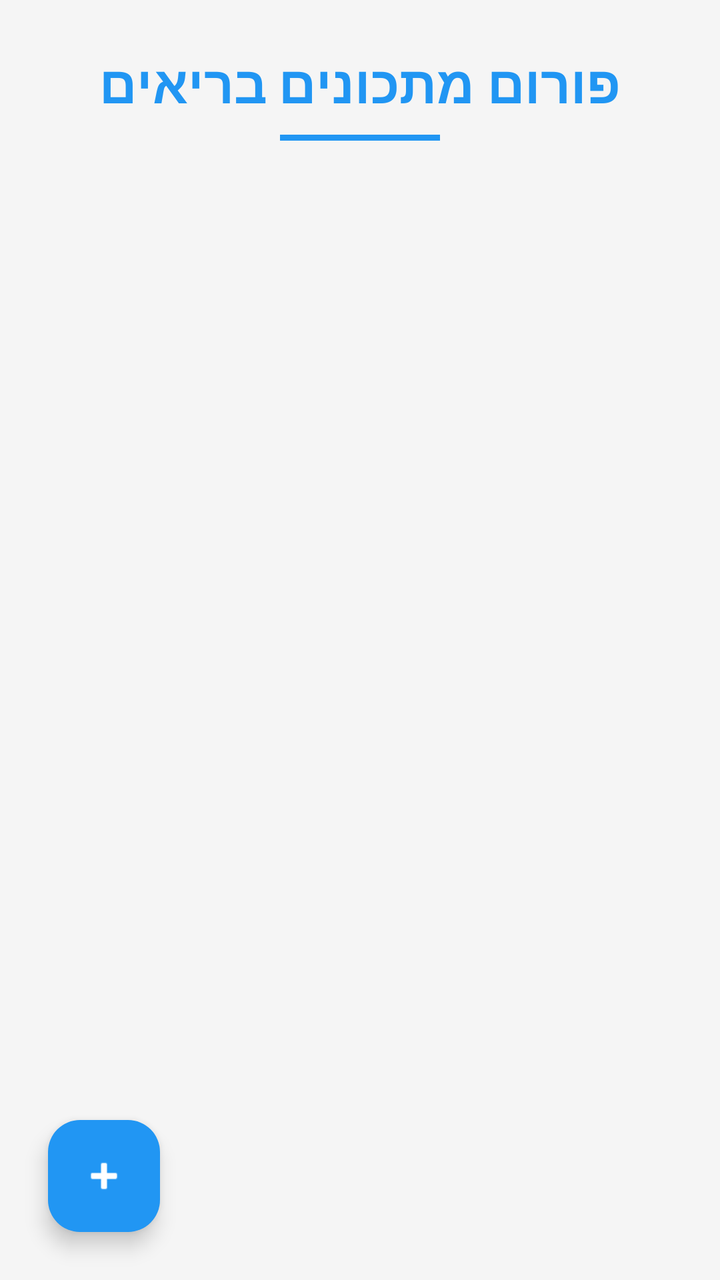
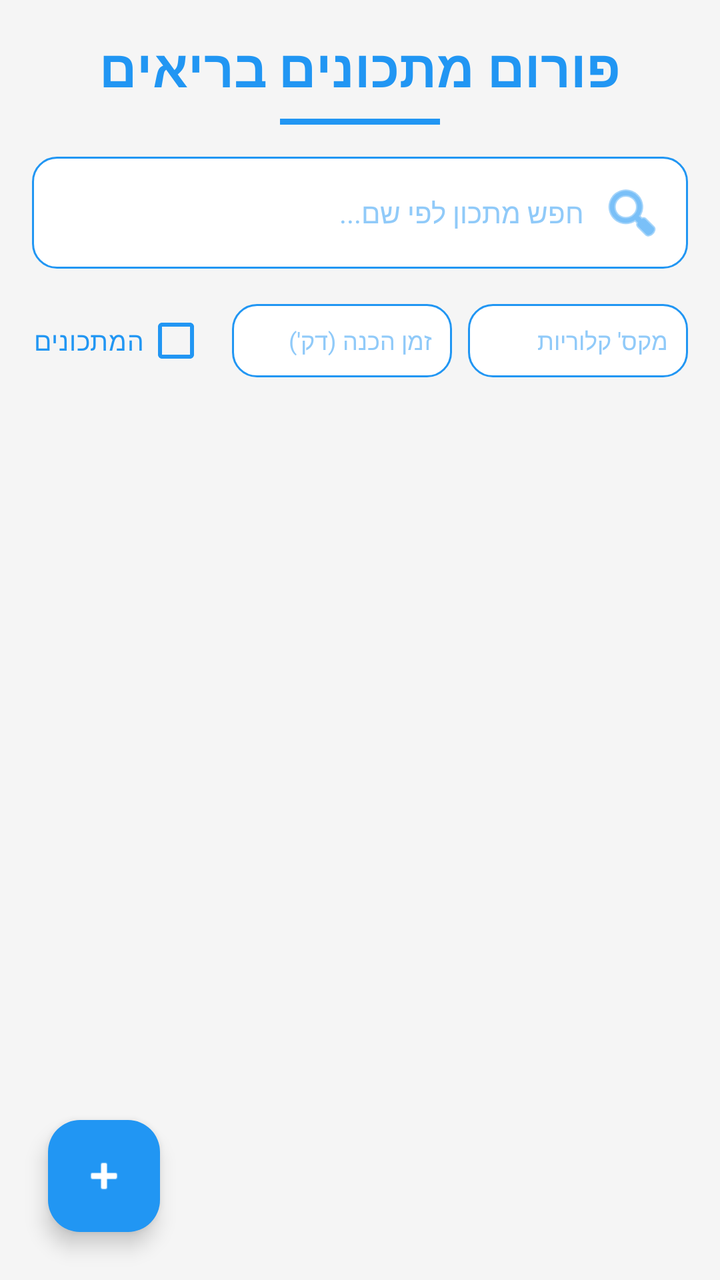

The first picture is an Android layout as it rendered before a commit; the second is the same layout after the commit. The layout source and the unified diff follow.
<!-- AndroidManifest.xml: application theme Theme.FitCoach -->
<!-- res/layout/activity_recipe_forum.xml -->
<?xml version="1.0" encoding="utf-8"?>
<RelativeLayout xmlns:android="http://schemas.android.com/apk/res/android"
    xmlns:app="http://schemas.android.com/apk/res-auto"
    xmlns:tools="http://schemas.android.com/tools"
    android:layout_width="match_parent"
    android:layout_height="match_parent"
    android:background="#F5F5F5"
    android:layoutDirection="rtl"
    tools:context=".screens.RecipeForumActivity">

    <LinearLayout
        android:id="@+id/header_recipes"
        android:layout_width="match_parent"
        android:layout_height="wrap_content"
        android:gravity="center"
        android:orientation="vertical"
        android:padding="24dp">

        <TextView
            android:layout_width="wrap_content"
            android:layout_height="wrap_content"
            android:text="@string/healthy_recipes_forum_title"
            android:textColor="#2196F3"
            android:textSize="26sp"
            android:textStyle="bold" />

        <View
            android:layout_width="80dp"
            android:layout_height="3dp"
            android:layout_marginTop="8dp"
            android:background="#2196F3" />
    </LinearLayout>

    <androidx.recyclerview.widget.RecyclerView
        android:id="@+id/rvRecipes"
        android:layout_width="match_parent"
        android:layout_height="match_parent"
        android:layout_below="@id/header_recipes"
        android:clipToPadding="false"
        android:paddingBottom="16dp" />

    <com.google.android.material.floatingactionbutton.FloatingActionButton
        android:id="@+id/fabAddRecipe"
        android:layout_width="wrap_content"
        android:layout_height="wrap_content"
        android:layout_alignParentEnd="true"
        android:layout_alignParentBottom="true"
        android:layout_margin="24dp"
        android:contentDescription="@null"
        android:src="@android:drawable/ic_input_add"
        app:backgroundTint="#2196F3"
        app:tint="@android:color/white" />

</RelativeLayout>
<!-- resources referenced by this layout -->
<resources>
  <string name="healthy_recipes_forum_title">פורום מתכונים בריאים</string>
  <style name="Theme.FitCoach" parent="Base.Theme.FitCoach" />
  <style name="Base.Theme.FitCoach" parent="Theme.Material3.DayNight.NoActionBar">
          
          <item name="colorPrimary">@color/fit_primary</item>
          <item name="colorOnPrimary">@color/white</item>
          <item name="colorSecondary">@color/fit_accent</item>
          <item name="colorOnSecondary">@color/fit_primary</item>
  
          
          <item name="android:datePickerDialogTheme">@style/FitDatePickerTheme</item>
      </style>
  <color name="fit_primary">#2196F3</color>
  <color name="white">#FFFFFF</color>
  <color name="fit_accent">#BBDEFB</color>
  <style name="FitDatePickerTheme" parent="Theme.Material3.Light.Dialog">
          
          <item name="colorPrimary">@color/fit_primary</item>
          <item name="colorAccent">@color/fit_primary</item>
  
          
          <item name="android:textColorPrimary">#000000</item>
  
          
          <item name="buttonBarPositiveButtonStyle">@style/FitDatePickerButtonStyle</item>
          <item name="buttonBarNegativeButtonStyle">@style/FitDatePickerButtonStyle</item>
      </style>
  <style name="FitDatePickerButtonStyle" parent="Widget.Material3.Button.TextButton">
          <item name="android:textColor">#1976D2</item> 
          <item name="android:textStyle">bold</item>
      </style>
</resources>

<!-- the commit's change to res/layout/activity_recipe_forum.xml (unified diff, before → after) -->
@@ -14,13 +14,13 @@
         android:layout_height="wrap_content"
         android:gravity="center"
         android:orientation="vertical"
-        android:padding="24dp">
+        android:padding="16dp">
 
         <TextView
             android:layout_width="wrap_content"
             android:layout_height="wrap_content"
             android:text="@string/healthy_recipes_forum_title"
-            android:textColor="#2196F3"
+            android:textColor="@color/fit_primary"
             android:textSize="26sp"
             android:textStyle="bold" />
 
@@ -28,16 +28,94 @@
             android:layout_width="80dp"
             android:layout_height="3dp"
             android:layout_marginTop="8dp"
-            android:background="#2196F3" />
+            android:background="@color/fit_primary" />
+    </LinearLayout>
+
+    <LinearLayout
+        android:id="@+id/llSearchFilter"
+        android:layout_width="match_parent"
+        android:layout_height="wrap_content"
+        android:layout_below="@id/header_recipes"
+        android:orientation="vertical"
+        android:paddingHorizontal="16dp"
+        android:paddingBottom="12dp">
+
+        <EditText
+            android:id="@+id/etSearchRecipe"
+            android:layout_width="match_parent"
+            android:layout_height="wrap_content"
+            android:hint="חפש מתכון לפי שם..."
+            android:padding="12dp"
+            android:background="@drawable/bg_search_filter"
+            android:drawableStart="@android:drawable/ic_menu_search"
+            android:drawablePadding="8dp"
+            android:drawableTint="@color/fit_primary"
+            android:textColor="@color/fit_primary"
+            android:textColorHint="#90CAF9"
+            android:textSize="14sp"
+            android:autofillHints="none"
+            android:inputType="text" />
+
+        <HorizontalScrollView
+            android:layout_width="match_parent"
+            android:layout_height="wrap_content"
+            android:layout_marginTop="12dp"
+            android:scrollbars="none">
+
+            <LinearLayout
+                android:layout_width="wrap_content"
+                android:layout_height="wrap_content"
+                android:orientation="horizontal"
+                android:gravity="center_vertical">
+
+                <EditText
+                    android:id="@+id/etMaxCalories"
+                    android:layout_width="110dp"
+                    android:layout_height="wrap_content"
+                    android:hint="מקס' קלוריות"
+                    android:inputType="number"
+                    android:padding="10dp"
+                    android:background="@drawable/bg_search_filter"
+                    android:textColor="@color/fit_primary"
+                    android:textColorHint="#90CAF9"
+                    android:textSize="12sp"
+                    android:autofillHints="none" />
+
+                <EditText
+                    android:id="@+id/etMaxTime"
+                    android:layout_width="110dp"
+                    android:layout_height="wrap_content"
+                    android:hint="זמן הכנה (דק')"
+                    android:inputType="number"
+                    android:layout_marginStart="8dp"
+                    android:padding="10dp"
+                    android:background="@drawable/bg_search_filter"
+                    android:textColor="@color/fit_primary"
+                    android:textColorHint="#90CAF9"
+                    android:textSize="12sp"
+                    android:autofillHints="none" />
+
+                <CheckBox
+                    android:id="@+id/cbMyRecipes"
+                    android:layout_width="wrap_content"
+                    android:layout_height="wrap_content"
+                    android:text="המתכונים שלי"
+                    android:layout_marginStart="12dp"
+                    android:textColor="@color/fit_primary"
+                    android:buttonTint="@color/fit_primary"
+                    android:textSize="13sp" />
+
+            </LinearLayout>
+        </HorizontalScrollView>
     </LinearLayout>
 
     <androidx.recyclerview.widget.RecyclerView
         android:id="@+id/rvRecipes"
         android:layout_width="match_parent"
         android:layout_height="match_parent"
-        android:layout_below="@id/header_recipes"
+        android:layout_below="@id/llSearchFilter"
         android:clipToPadding="false"
-        android:paddingBottom="16dp" />
+        android:paddingBottom="80dp" />
 
     <com.google.android.material.floatingactionbutton.FloatingActionButton
         android:id="@+id/fabAddRecipe"
@@ -48,7 +126,7 @@
         android:layout_margin="24dp"
         android:contentDescription="@null"
         android:src="@android:drawable/ic_input_add"
-        app:backgroundTint="#2196F3"
+        app:backgroundTint="@color/fit_primary"
         app:tint="@android:color/white" />
 
 </RelativeLayout>
<!-- resource entries referenced after the edit -->
@@ -13,6 +13,15 @@
           <item name="android:datePickerDialogTheme">@style/FitDatePickerTheme</item>
       </style>
   <color name="fit_primary">#2196F3</color>
+  <!-- drawable bg_search_filter (drawable) -->
+  <?xml version="1.0" encoding="utf-8"?>
+  <shape xmlns:android="http://schemas.android.com/apk/res/android">
+      <solid android:color="@color/white" />
+      <corners android:radius="12dp" />
+      <stroke
+          android:width="1dp"
+          android:color="@color/fit_primary" />
+  </shape>
   <color name="white">#FFFFFF</color>
   <color name="fit_accent">#BBDEFB</color>
   <style name="FitDatePickerTheme" parent="Theme.Material3.Light.Dialog">
